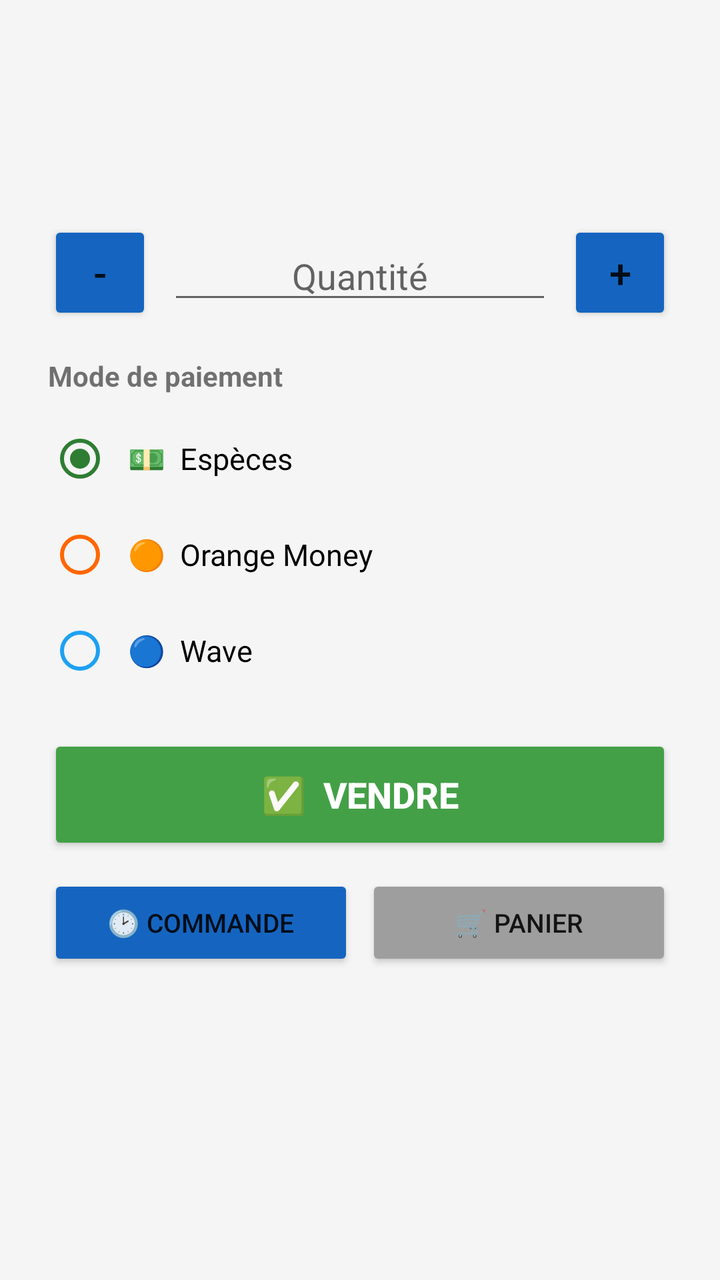
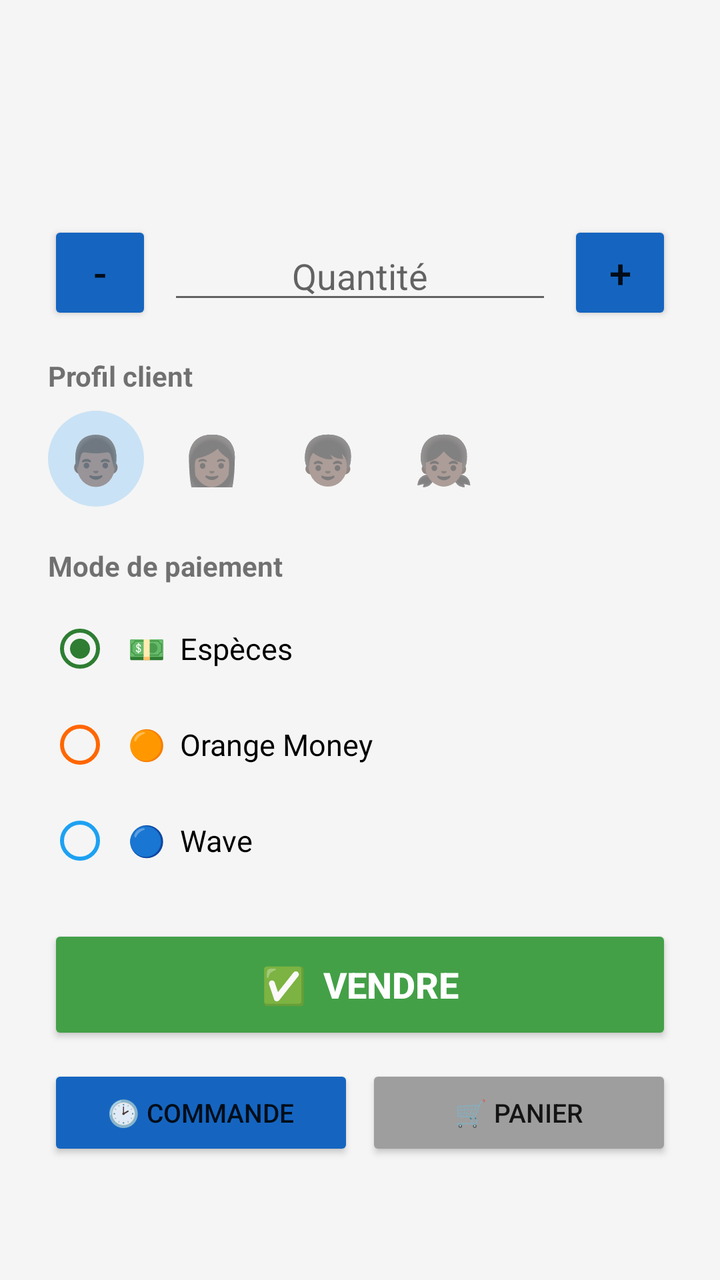

The first picture is an Android layout as it rendered before a commit; the second is the same layout after the commit. The layout source and the unified diff follow.
<!-- AndroidManifest.xml: application theme Theme.MonStock -->
<!-- res/layout/dialog_sell.xml -->
<?xml version="1.0" encoding="utf-8"?>
<LinearLayout xmlns:android="http://schemas.android.com/apk/res/android"
    android:layout_width="match_parent"
    android:layout_height="wrap_content"
    android:orientation="vertical"
    android:padding="24dp">

    <TextView
        android:id="@+id/tvAvailableStock"
        android:layout_width="match_parent"
        android:layout_height="wrap_content"
        android:textStyle="bold"
        android:textSize="15sp"
        android:textColor="?attr/colorPrimary"
        android:layout_marginBottom="4dp" />

    <TextView
        android:id="@+id/tvUnitPrice"
        android:layout_width="match_parent"
        android:layout_height="wrap_content"
        android:textStyle="bold"
        android:textSize="15sp"
        android:textColor="@color/accent"
        android:layout_marginBottom="4dp" />

    <TextView
        android:id="@+id/tvTotalPrice"
        android:layout_width="match_parent"
        android:layout_height="wrap_content"
        android:textStyle="bold"
        android:textSize="19sp"
        android:textColor="@color/accent"
        android:layout_marginBottom="12dp" />

    <LinearLayout
        android:layout_width="match_parent"
        android:layout_height="wrap_content"
        android:orientation="horizontal"
        android:gravity="center_vertical">

        <Button
            android:id="@+id/btnMinus"
            android:layout_width="52dp"
            android:layout_height="52dp"
            android:text="-"
            android:textSize="20sp"
            android:backgroundTint="?attr/colorPrimary" />

        <EditText
            android:id="@+id/etQuantitySold"
            android:layout_width="0dp"
            android:layout_height="wrap_content"
            android:layout_weight="1"
            android:gravity="center"
            android:hint="@string/quantity"
            android:inputType="number"
            android:textSize="18sp"
            android:layout_marginHorizontal="8dp" />

        <Button
            android:id="@+id/btnPlus"
            android:layout_width="52dp"
            android:layout_height="52dp"
            android:text="+"
            android:textSize="20sp"
            android:backgroundTint="?attr/colorPrimary" />

    </LinearLayout>

    <TextView
        android:layout_width="wrap_content"
        android:layout_height="wrap_content"
        android:text="Mode de paiement"
        android:textStyle="bold"
        android:layout_marginTop="16dp"
        android:layout_marginBottom="8dp" />

    <RadioGroup
        android:id="@+id/rgPayment"
        android:layout_width="match_parent"
        android:layout_height="wrap_content">

        <RadioButton
            android:id="@+id/rbCash"
            android:layout_width="match_parent"
            android:layout_height="wrap_content"
            android:text="💵  Espèces"
            android:textSize="15sp"
            android:buttonTint="@color/cash"
            android:checked="true"
            android:padding="8dp" />

        <RadioButton
            android:id="@+id/rbOrangeMoney"
            android:layout_width="match_parent"
            android:layout_height="wrap_content"
            android:text="🟠  Orange Money"
            android:textSize="15sp"
            android:buttonTint="@color/orange_money"
            android:padding="8dp" />

        <RadioButton
            android:id="@+id/rbWave"
            android:layout_width="match_parent"
            android:layout_height="wrap_content"
            android:text="🔵  Wave"
            android:textSize="15sp"
            android:buttonTint="@color/wave"
            android:padding="8dp" />

    </RadioGroup>

    <Button
        android:id="@+id/btnSellNow"
        android:layout_width="match_parent"
        android:layout_height="60dp"
        android:layout_marginTop="18dp"
        android:text="✅  VENDRE"
        android:textSize="18sp"
        android:textStyle="bold"
        android:textColor="@color/white"
        android:backgroundTint="@color/accent" />

    <LinearLayout
        android:layout_width="match_parent"
        android:layout_height="wrap_content"
        android:orientation="horizontal"
        android:layout_marginTop="10dp">

        <Button
            android:id="@+id/btnOrderSingle"
            android:layout_width="0dp"
            android:layout_height="wrap_content"
            android:layout_weight="1"
            android:text="🕑 Commande"
            android:textSize="13sp"
            android:backgroundTint="?attr/colorPrimary"
            android:layout_marginEnd="6dp" />

        <Button
            android:id="@+id/btnAddToCart"
            android:layout_width="0dp"
            android:layout_height="wrap_content"
            android:layout_weight="1"
            android:text="🛒 Panier"
            android:textSize="13sp"
            android:backgroundTint="#9E9E9E" />

    </LinearLayout>

</LinearLayout>
<!-- resources referenced by this layout -->
<resources>
  <color name="accent">#43A047</color>
  <color name="cash">#2E7D32</color>
  <color name="orange_money">#FF6600</color>
  <color name="wave">#1DA1F2</color>
  <color name="white">#FFFFFF</color>
  <string name="quantity">Quantité</string>
  <style name="Theme.MonStock" parent="Theme.MaterialComponents.DayNight.NoActionBar">
          <item name="colorPrimary">@color/primary</item>
          <item name="colorPrimaryDark">@color/primary_dark</item>
          <item name="colorAccent">@color/accent</item>
          <item name="android:windowBackground">@color/background</item>
      </style>
  <color name="primary">#1565C0</color>
  <color name="primary_dark">#0D47A1</color>
  <color name="background">#F5F5F5</color>
</resources>

<!-- the commit's change to res/layout/dialog_sell.xml (unified diff, before → after) -->
@@ -70,6 +70,59 @@
     <TextView
         android:layout_width="wrap_content"
         android:layout_height="wrap_content"
+        android:text="Profil client"
+        android:textStyle="bold"
+        android:layout_marginTop="16dp"
+        android:layout_marginBottom="8dp" />
+
+    <LinearLayout
+        android:id="@+id/llCustomerProfile"
+        android:layout_width="wrap_content"
+        android:layout_height="wrap_content"
+        android:orientation="horizontal"
+        android:layout_marginBottom="4dp">
+
+        <TextView
+            android:id="@+id/tvProfileMan"
+            android:layout_width="48dp"
+            android:layout_height="48dp"
+            android:layout_marginEnd="10dp"
+            android:gravity="center"
+            android:textSize="24sp"
+            android:text="👨🏿"
+            android:background="@drawable/bg_profile_selected" />
+
+        <TextView
+            android:id="@+id/tvProfileWoman"
+            android:layout_width="48dp"
+            android:layout_height="48dp"
+            android:layout_marginEnd="10dp"
+            android:gravity="center"
+            android:textSize="24sp"
+            android:text="👩🏿" />
+
+        <TextView
+            android:id="@+id/tvProfileBoy"
+            android:layout_width="48dp"
+            android:layout_height="48dp"
+            android:layout_marginEnd="10dp"
+            android:gravity="center"
+            android:textSize="24sp"
+            android:text="👦🏿" />
+
+        <TextView
+            android:id="@+id/tvProfileGirl"
+            android:layout_width="48dp"
+            android:layout_height="48dp"
+            android:gravity="center"
+            android:textSize="24sp"
+            android:text="👧🏿" />
+
+    </LinearLayout>
+
+    <TextView
+        android:layout_width="wrap_content"
+        android:layout_height="wrap_content"
         android:text="Mode de paiement"
         android:textStyle="bold"
         android:layout_marginTop="16dp"
<!-- resource entries referenced after the edit -->
@@ -5,6 +5,11 @@
   <color name="orange_money">#FF6600</color>
   <color name="wave">#1DA1F2</color>
   <color name="white">#FFFFFF</color>
+  <!-- drawable bg_profile_selected (drawable) -->
+  <?xml version="1.0" encoding="utf-8"?>
+  <shape xmlns:android="http://schemas.android.com/apk/res/android" android:shape="oval">
+      <solid android:color="#332196F3" />
+  </shape>
   <string name="quantity">Quantité</string>
   <style name="Theme.MonStock" parent="Theme.MaterialComponents.DayNight.NoActionBar">
           <item name="colorPrimary">@color/primary</item>
